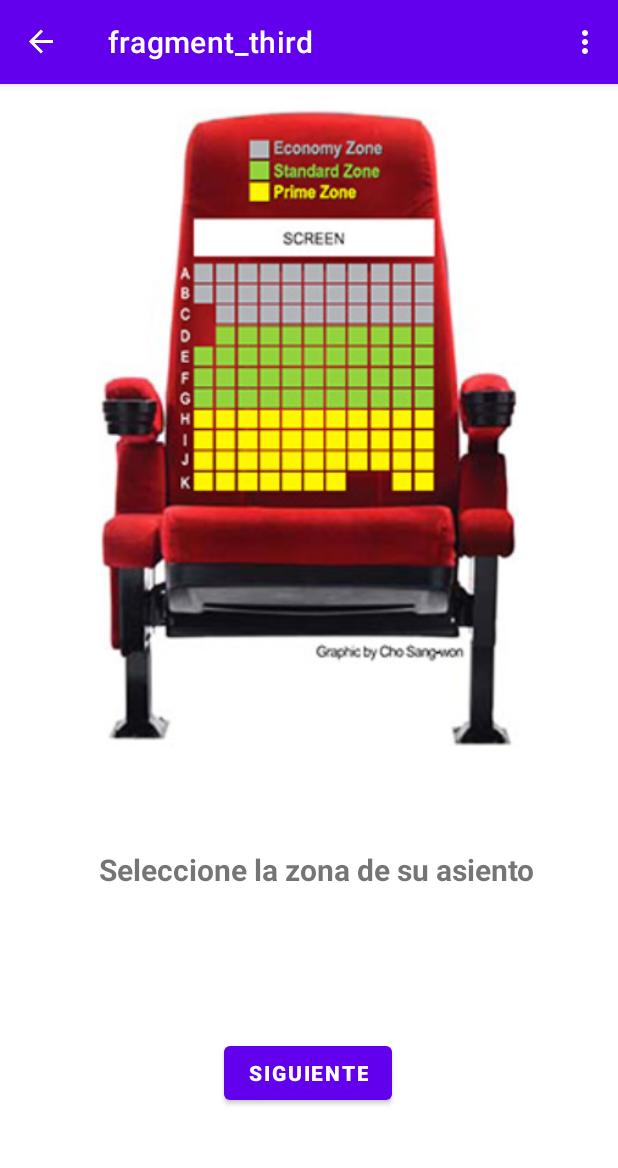
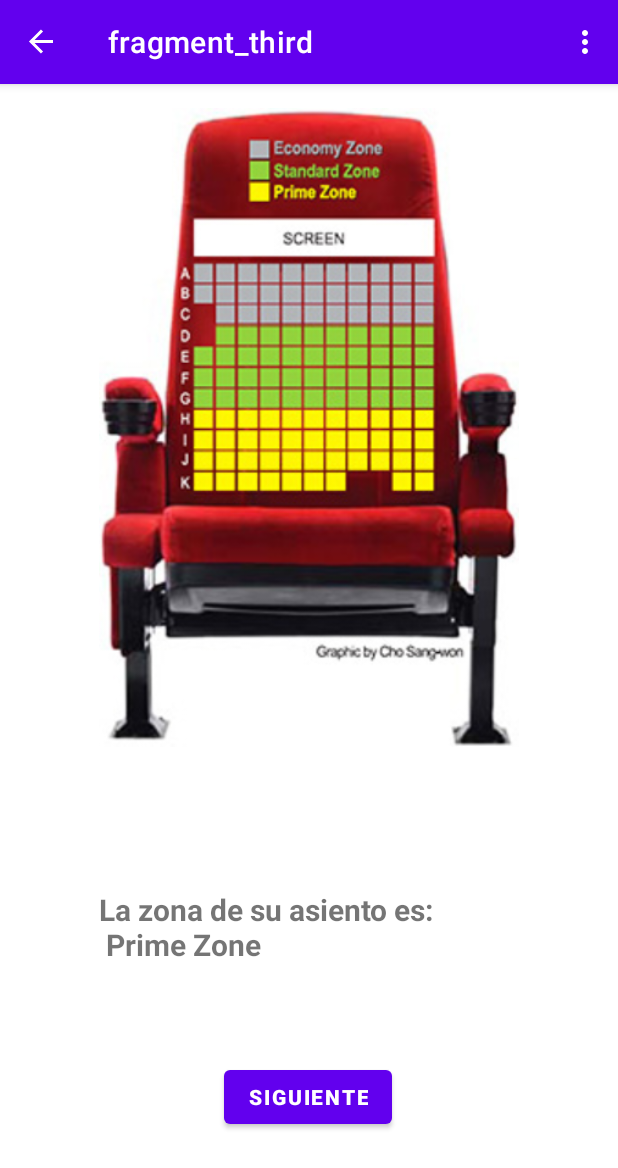
Before and after one commit to PedroGM80/Amazoniav2, an Android app: the ThirdFragment screen opened through its navigation route, in the options menu, after a tap on "Settings", on a phone screen of 412 x 824 dp. Shown: the top 1168 px of the screen. Run offline under Robolectric (Android 15) with nearby library versions, the phone set to English and light mode, and no system bars; our stand-ins replace navigation-ui.

Commit message:
CinemaSeat add  fragment date transfert error

```diff
--- a/app/src/main/java/gallego/morales/amazoniav2/ThirdFragment.kt
+++ b/app/src/main/java/gallego/morales/amazoniav2/ThirdFragment.kt
@@ -5,6 +5,7 @@ import android.view.LayoutInflater
 import android.view.View
 import android.view.ViewGroup
 import android.widget.Toast
+import androidx.core.os.bundleOf
 import androidx.fragment.app.Fragment
 import androidx.navigation.fragment.findNavController
 import gallego.morales.amazoniav2.databinding.FragmentThirdBinding
@@ -17,7 +18,13 @@ import gallego.morales.amazoniav2.databinding.FragmentThirdBinding
  */
 class ThirdFragment: Fragment() {
 
+
+    private val PRIME_ZONE_PERCENT: Float = 0.40f
+    private val ECONOMY_ZONE_PERCENT: Float = 0.10f
+    private val STANDART_ZONE_PERCENT: Float = 0.20f
+    private var percent: Float = 0.0f
     private var _binding: FragmentThirdBinding? = null
+    private var precioCine: Float = 0.0f
 
     // This property is only valid between onCreateView and
     // onDestroyView.
@@ -30,27 +37,46 @@ class ThirdFragment: Fragment() {
 
         _binding = FragmentThirdBinding.inflate(inflater, container, false)
         return binding.root
-
-
     }
 
     override fun onViewCreated(view: View, savedInstanceState: Bundle?) {
+
         super.onViewCreated(view, savedInstanceState)
 
+
+
         binding.buttonThird.setOnClickListener {
-            val pago = (0 until 4).random()//genero un número aleatorio entre 0 y 4
-            if (pago == 1) {
-                findNavController().navigate(R.id.action_thirdFragment_to_fifthFragment)//utilizo el 1 para ir a el 5 fragmentoto
-            } else {
-                findNavController().navigate(R.id.action_thirdFragment_to_fourFragment)//el resto ira al cuarto fragmento
-            }
+            var value = (precioCine * percent)
+            Toast.makeText(activity, "Precio total $value", Toast.LENGTH_LONG).show()
+            val bundle = bundleOf("Zone" to value)
+            findNavController().navigate(R.id.action_thirdFragment_to_fourFragment, bundle)
+
+        }
+        binding.button.setOnClickListener {
+
+            binding.textviewThird.text = "La zona de su asiento es:\n Economy Zone"
+            percent = PRIME_ZONE_PERCENT
+        }
+        binding.button2.setOnClickListener {
+
+            binding.textviewThird.text = "La zona de su asiento es:\n Standart Zone"
+            percent = STANDART_ZONE_PERCENT
+        }
+        binding.button3.setOnClickListener {
+
+            percent = ECONOMY_ZONE_PERCENT
+            binding.textviewThird.text = "La zona de su asiento es:\n Prime Zone"
+
         }
     }
 
     override fun onCreate(savedInstanceState: Bundle?) {
         super.onCreate(savedInstanceState)
-        var precioCineEspecifico = arguments?.getFloat("sendedPrice")
-        Toast.makeText(activity, "Test$precioCineEspecifico", Toast.LENGTH_LONG).show()
+        val precioCineEspecifico: Float? = arguments?.getFloat("sendedPrice")
+
+        if (precioCineEspecifico != null) {
+            precioCine = precioCineEspecifico
+        }
     }
 
     override fun onDestroyView() {
--- a/app/src/main/res/layout/fragment_third.xml
+++ b/app/src/main/res/layout/fragment_third.xml
@@ -11,9 +11,9 @@
         android:layout_width="wrap_content"
         android:layout_height="wrap_content"
         android:layout_marginStart="66dp"
-        android:layout_marginTop="21dp"
+        android:layout_marginTop="64dp"
         android:layout_marginEnd="66dp"
-        android:layout_marginBottom="26dp"
+        android:layout_marginBottom="8dp"
         android:text="@string/seleccione_la_zona_de_su_asiento"
         android:textSize="20sp"
         android:textStyle="bold"
--- a/app/src/main/res/values/strings.xml
+++ b/app/src/main/res/values/strings.xml
@@ -29,4 +29,8 @@
 
 
     <string name="seleccione_la_zona_de_su_asiento">Seleccione la zona de su asiento</string>
+    <string name="cinesur">Cinesur</string>
+    <string name="union_cines">Union Cines</string>
+    <string name="yelmo_cines">Yelmo Cines</string>
+    <string name="mk2_cinesur">mk2 Cinesur</string>
 </resources>
```
Also changed, not shown: app/src/main/java/gallego/morales/amazoniav2/FourthFragment.kt (+7 -0 lines), app/src/main/java/gallego/morales/amazoniav2/SecondFragment.kt (+9 -2 lines), app/src/main/res/layout/fragment_second.xml (+5 -3 lines).
